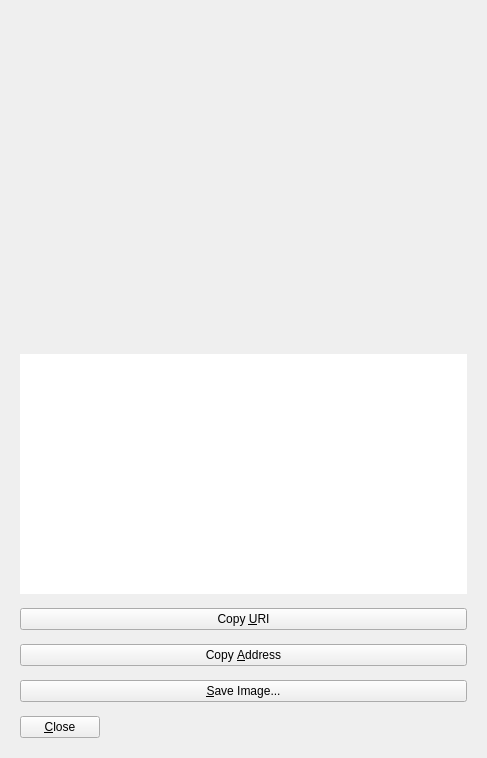
First picture: the form in src/qt/forms/receiverequestdialog.ui, repository firoorg/firo, before the edit.
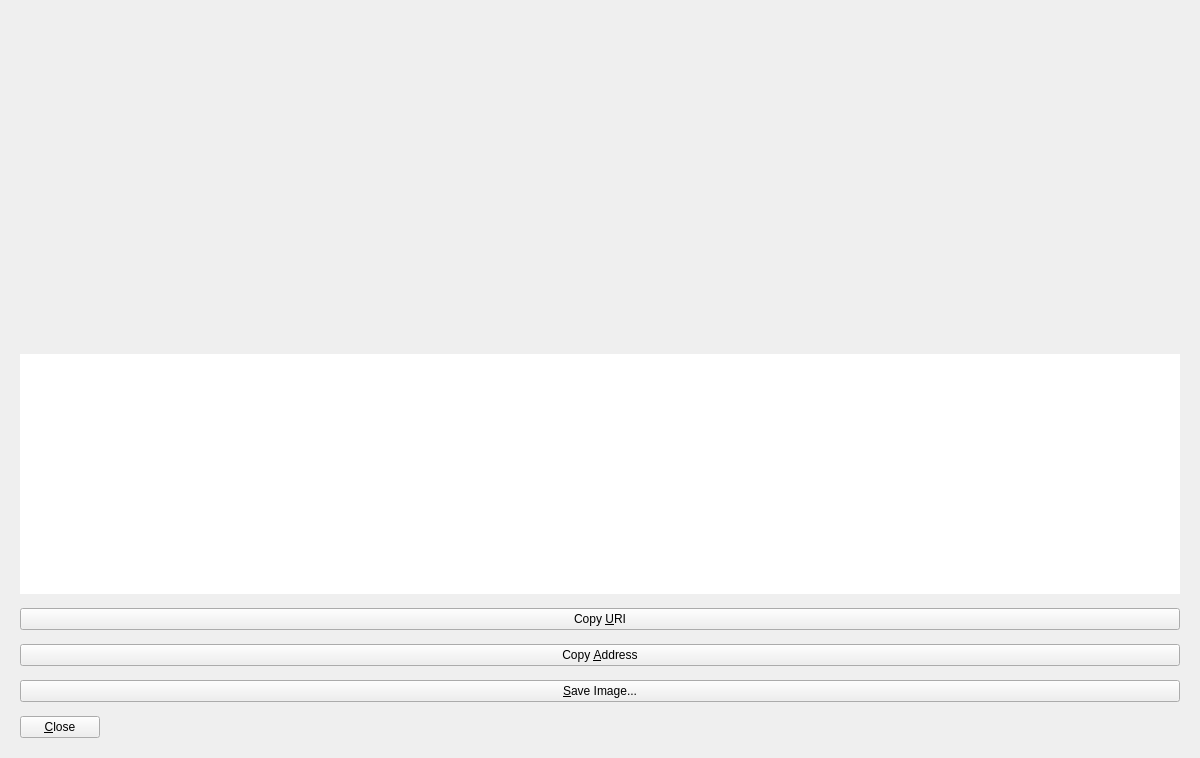
Second picture: the form after the edit. Custom widgets are drawn as their Qt base class.

Commit message: Fix receive dialogs and sync status card

The edit to the form file:
```diff
--- a/src/qt/forms/receiverequestdialog.ui
+++ b/src/qt/forms/receiverequestdialog.ui
@@ -6,7 +6,7 @@
    <rect>
     <x>0</x>
     <y>0</y>
-    <width>487</width>
+    <width>1200</width>
     <height>640</height>
    </rect>
   </property>
```
The commit also changes 5 other files.
